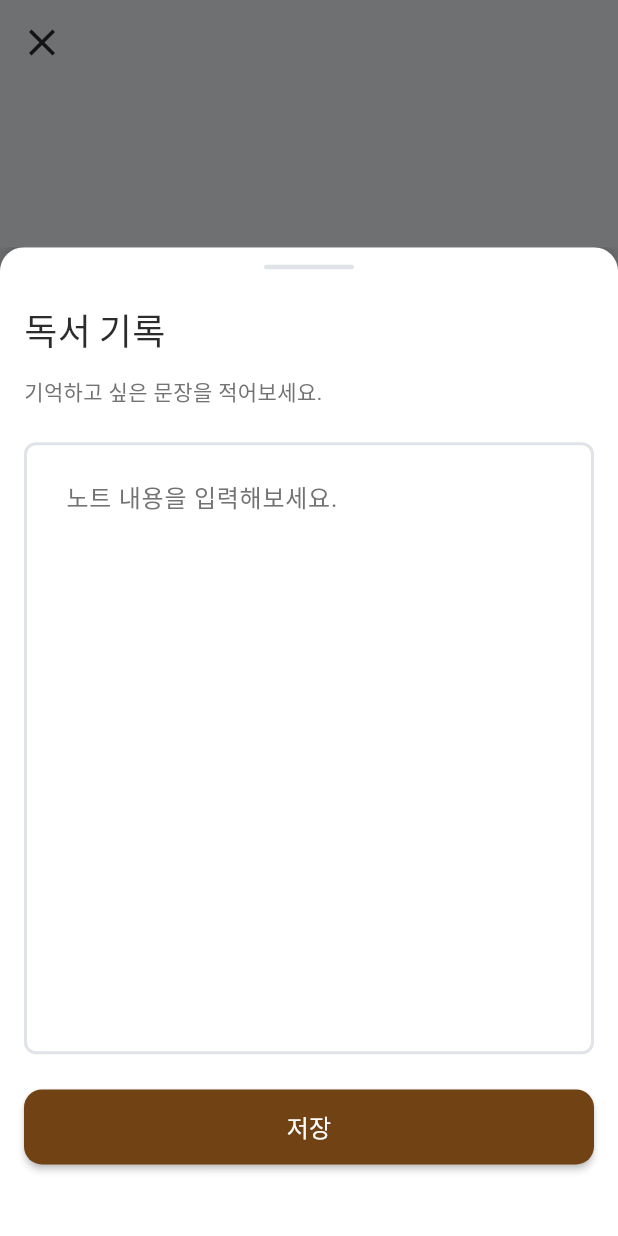
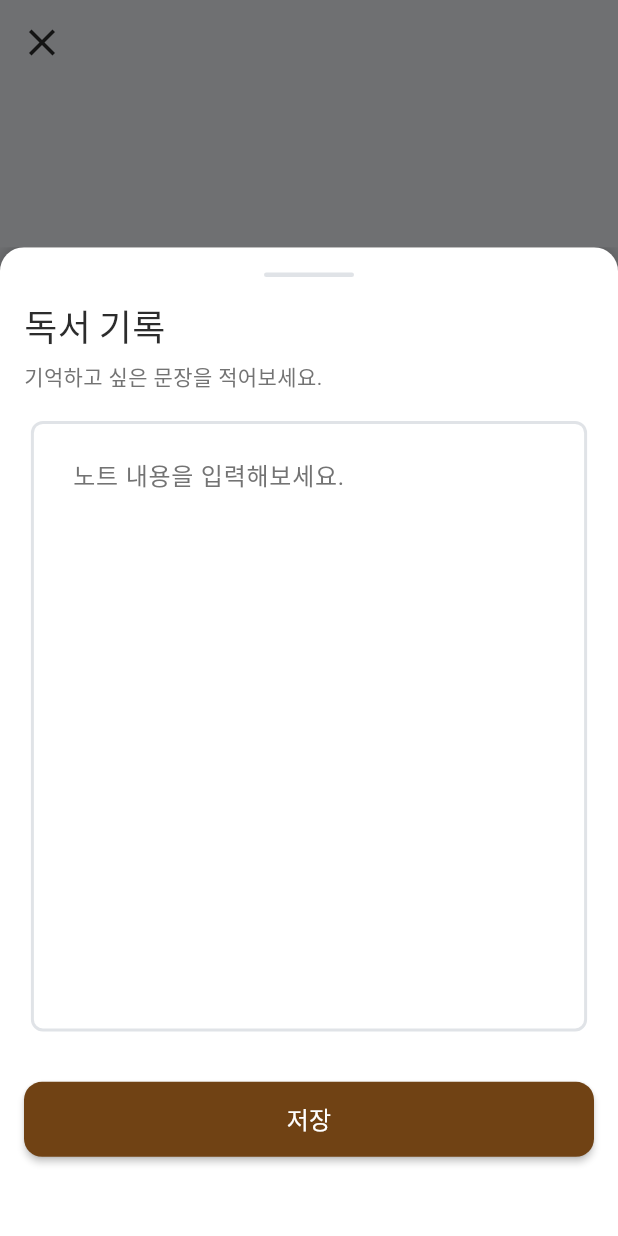
Before and after one commit to sonsalmon/Useo, a Flutter app: the TimerScreenWidget screen opened by its route, after a tap on the "text snippet" icon, on a phone screen of 412 x 824 dp. Run offline on Flutter 3.47's test engine with Material 3 defaults, Android fonts, the phone set to English and light mode, and no system bars; drawn by our look-alikes of auto_size_text; our stand-ins replace cached_network_image, flutter_animate, flutter_rating_bar, font_awesome_flutter, from_css_color, go_router and 7 more; missing offline and left inert: json_path; accounts and stored records are empty; network calls fail; Roboto replaces fonts that are missing (Readex Pro).

Commit message:
[UPDATE] 노트 작성 모달 수정
Flex 위젯 추가로 RenderFlex overflow 문제 해결

```diff
--- a/lib/components/create_note_sheet/create_note_sheet_widget.dart
+++ b/lib/components/create_note_sheet/create_note_sheet_widget.dart
@@ -70,16 +70,25 @@ class _CreateNoteSheetWidgetState extends State<CreateNoteSheetWidget> {
             ),
             child: Padding(
               padding: EdgeInsetsDirectional.fromSTEB(0.0, 8.0, 0.0, 0.0),
-              child: Column(
-                mainAxisSize: MainAxisSize.max,
+              child: Flex(
+                direction: Axis.vertical,
+                // mainAxisSize: MainAxisSize.max,
                 mainAxisAlignment: MainAxisAlignment.spaceAround,
                 crossAxisAlignment: CrossAxisAlignment.start,
                 children: [
+                  //컨테이너로 텍스트 묶고 Flexible()값 주기
+                  Flexible(
+                    flex: 1,
+                    child: Container(
+                      child: Column(
+                        crossAxisAlignment: CrossAxisAlignment.start,
+                        children: [
                           Row(
-                    mainAxisSize: MainAxisSize.max,
+                            // mainAxisSize: MainAxisSize.max,
                             mainAxisAlignment: MainAxisAlignment.center,
                             children: [
                               Container(
+                                alignment: Alignment.center,
                                 width: 60.0,
                                 height: 3.0,
                                 decoration: BoxDecoration(
@@ -90,24 +99,33 @@ class _CreateNoteSheetWidgetState extends State<CreateNoteSheetWidget> {
                             ],
                           ),
                           Padding(
-                    padding:
-                        EdgeInsetsDirectional.fromSTEB(16.0, 16.0, 0.0, 0.0),
+                            padding: EdgeInsetsDirectional.fromSTEB(
+                                16.0, 16.0, 0.0, 0.0),
                             child: Text(
                               '독서 기록',
                               style: FlutterFlowTheme.of(context).headlineSmall,
                             ),
                           ),
                           Padding(
-                    padding:
-                        EdgeInsetsDirectional.fromSTEB(16.0, 4.0, 0.0, 0.0),
+                            padding: EdgeInsetsDirectional.fromSTEB(
+                                16.0, 4.0, 0.0, 0.0),
                             child: Text(
                               '기억하고 싶은 문장을 적어보세요.',
                               style: FlutterFlowTheme.of(context).labelMedium,
                             ),
                           ),
-                  Padding(
-                    padding:
-                        EdgeInsetsDirectional.fromSTEB(16.0, 16.0, 16.0, 0.0),
+                        ],
+                      ),
+                    ),
+                  ),
+                  Flexible(
+                    flex: 5,
+                    child: Padding(
+                      padding: EdgeInsetsDirectional.symmetric(
+                        horizontal: MediaQuery.sizeOf(context).width * 0.05,
+                        // vertical: MediaQuery.sizeOf(context).height * 0.01,
+                      ),
+                      child: Container(
                         child: TextFormField(
                           controller: _model.readingNoteController,
                           textCapitalization: TextCapitalization.sentences,
@@ -145,22 +163,29 @@ class _CreateNoteSheetWidgetState extends State<CreateNoteSheetWidget> {
                               borderRadius: BorderRadius.circular(8.0),
                             ),
                             filled: true,
-                        fillColor:
-                            FlutterFlowTheme.of(context).secondaryBackground,
+                            fillColor: FlutterFlowTheme.of(context)
+                                .secondaryBackground,
                             contentPadding: EdgeInsetsDirectional.fromSTEB(
                                 24.0, 24.0, 20.0, 24.0),
                           ),
                           style: FlutterFlowTheme.of(context).bodyMedium,
                           maxLines: null,
-                      minLines: 20,
+                          // minLines: null,
+                          expands: true,
+                          textAlignVertical: TextAlignVertical.top,
+                          textAlign: TextAlign.start,
                           cursorColor: FlutterFlowTheme.of(context).primary,
                           validator: _model.readingNoteControllerValidator
                               .asValidator(context),
                         ),
                       ),
-                  Padding(
-                    padding:
-                        EdgeInsetsDirectional.fromSTEB(16.0, 16.0, 16.0, 44.0),
+                    ),
+                  ),
+                  Flexible(
+                    flex: 2,
+                    child: Padding(
+                      padding: EdgeInsetsDirectional.fromSTEB(
+                          16.0, 16.0, 16.0, 44.0),
                       child: FFButtonWidget(
                         onPressed: () async {
                           if (_model.readingNoteController.text.isNotEmpty)
@@ -187,10 +212,6 @@ class _CreateNoteSheetWidgetState extends State<CreateNoteSheetWidget> {
                         options: FFButtonOptions(
                           width: double.infinity,
                           height: 50.0,
-                        padding:
-                            EdgeInsetsDirectional.fromSTEB(0.0, 0.0, 0.0, 0.0),
-                        iconPadding:
-                            EdgeInsetsDirectional.fromSTEB(0.0, 0.0, 0.0, 0.0),
                           color: FlutterFlowTheme.of(context).primary,
                           textStyle:
                               FlutterFlowTheme.of(context).titleSmall.override(
@@ -206,6 +227,7 @@ class _CreateNoteSheetWidgetState extends State<CreateNoteSheetWidget> {
                         ),
                       ),
                     ),
+                  ),
                 ],
               ),
             ),
--- a/lib/screens/core_screen/home_screen/user_widget.dart
+++ b/lib/screens/core_screen/home_screen/user_widget.dart
@@ -67,7 +67,7 @@ class User extends StatelessWidget {
                       ),
                 ),
                 Text(
-                  '님, 어서오세요',
+                  '님',
                   style: FlutterFlowTheme.of(context).displaySmall.override(
                         fontFamily: 'Outfit',
                         fontSize: 32.0,
--- a/lib/screens/finish_reading_screen_1/finish_reading_screen1_widget.dart
+++ b/lib/screens/finish_reading_screen_1/finish_reading_screen1_widget.dart
@@ -32,7 +32,6 @@ class FinishReadingScreen1Widget extends StatefulWidget {
 class _FinishReadingScreen1WidgetState
     extends State<FinishReadingScreen1Widget> {
   late FinishReadingScreen1Model _model;
-
   final scaffoldKey = GlobalKey<ScaffoldState>();
 
   @override
@@ -92,25 +91,25 @@ class _FinishReadingScreen1WidgetState
               Align(
                 alignment: AlignmentDirectional(-1.0, 0.0),
                 child: Padding(
-                  padding: EdgeInsetsDirectional.fromSTEB(16.0, 6.0, 0.0, 0.0),
+                  padding: EdgeInsets.symmetric(
+                      horizontal: MediaQuery.sizeOf(context).width * 0.05),
                   child: Text(
                     '독서기록 1/2',
                     style: FlutterFlowTheme.of(context).labelMedium,
                   ),
                 ),
               ),
-              Padding(
-                padding: EdgeInsetsDirectional.fromSTEB(16.0, 6.0, 16.0, 0.0),
-                child: LinearPercentIndicator(
+              LinearPercentIndicator(
                 percent: 0.5,
-                  width: MediaQuery.sizeOf(context).width * 0.915,
+                // width: MediaQuery.sizeOf(context).width * 0.9,
                 lineHeight: 12.0,
                 animation: true,
                 progressColor: FlutterFlowTheme.of(context).primary,
                 backgroundColor: FlutterFlowTheme.of(context).alternate,
                 barRadius: Radius.circular(24.0),
-                  padding: EdgeInsets.zero,
-                ),
+                padding: EdgeInsets.symmetric(
+                    horizontal: MediaQuery.sizeOf(context).width * 0.05),
+                alignment: MainAxisAlignment.center,
               ),
               Row(
                 mainAxisSize: MainAxisSize.max,
```
Lines whose indentation alone changed are shown as unchanged.
